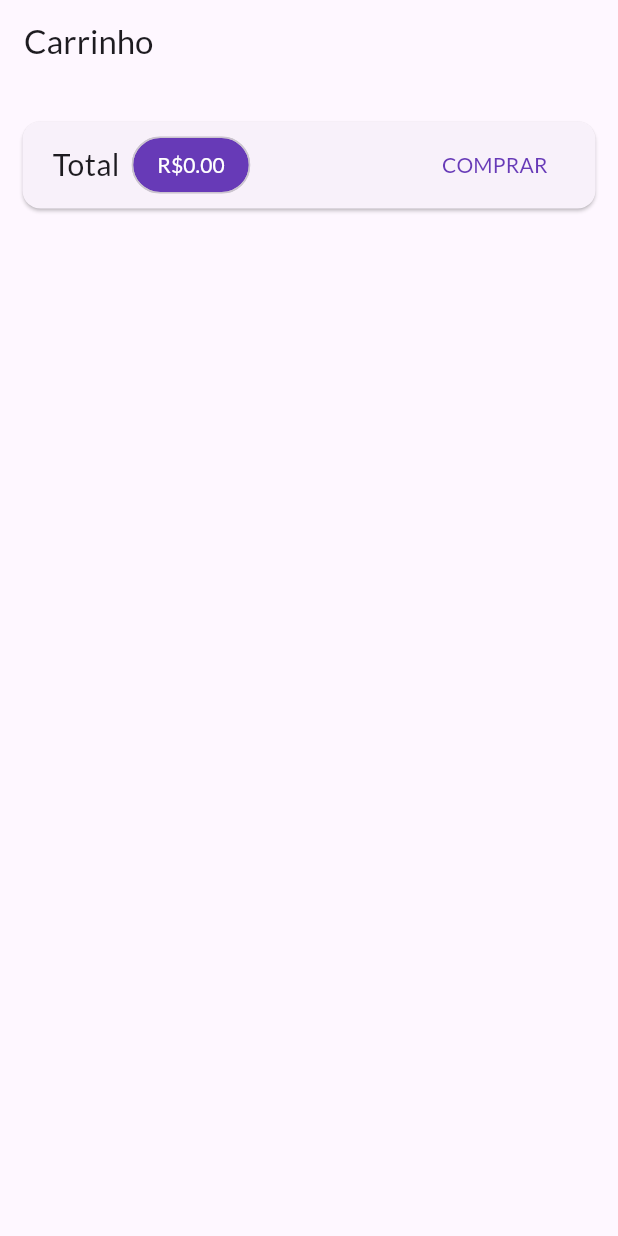
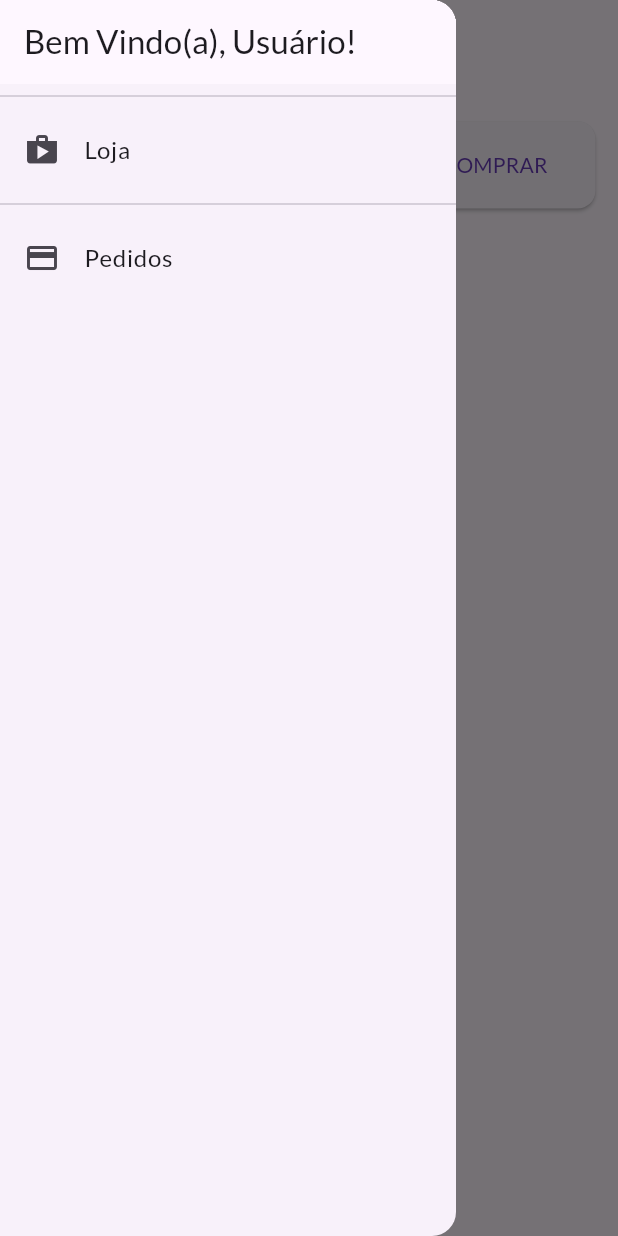
Before and after one commit to Dithan/flutter-shop, a Flutter app: the CartPage screen opened by its route, with the side drawer open (before the commit the screen has no drawer), on a phone screen of 412 x 824 dp. Run offline on Flutter 3.47's test engine with Material 3 defaults, Android fonts, the phone set to English and light mode, and no system bars; our stand-ins replace go_router; network calls fail.

Commit message:
Feat: Nova tela Meus Pedidos

```diff
--- /dev/null
+++ b/lib/components/app_drawer.dart
@@ -0,0 +1,36 @@
+import 'package:flutter/material.dart';
+import 'package:go_router/go_router.dart';
+
+class AppDrawer extends StatelessWidget {
+  const AppDrawer({super.key});
+
+  @override
+  Widget build(BuildContext context) {
+    return Drawer(
+      child: Column(
+        children: [
+          AppBar(
+            title: Text("Bem Vindo(a), Usuário!"),
+            automaticallyImplyLeading: false,
+          ),
+          Divider(),
+          ListTile(
+            leading: Icon(Icons.shop),
+            title: Text("Loja"),
+            onTap: () {
+              context.pushReplacement('/');
+            },
+          ),
+          Divider(),
+          ListTile(
+            leading: Icon(Icons.payment),
+            title: Text("Pedidos"),
+            onTap: () {
+              context.pushReplacement('/orders');
+            },
+          )
+        ],
+      ),
+    );
+  }
+}
--- a/lib/models/order_list.dart
+++ b/lib/models/order_list.dart
@@ -8,7 +8,7 @@ class OrderList with ChangeNotifier {
   List<Order> _items = [];
 
   List<Order> get items {
-    return [...items];
+    return [..._items];
   }
 
   int get itemsCount {
--- a/lib/utils/app_routes.dart
+++ b/lib/utils/app_routes.dart
@@ -1,6 +1,7 @@
 import 'package:go_router/go_router.dart';
 import 'package:shop/models/product.dart';
 import 'package:shop/screens/cart_page.dart';
+import 'package:shop/screens/orders_page.dart';
 import 'package:shop/screens/product_detail_page.dart';
 import 'package:shop/screens/products_overview_page.dart';
 
@@ -21,5 +22,9 @@ final GoRouter appRoutes = GoRouter(routes: [
   GoRoute(
     path: '/cart-page',
     builder: (context, state) => CartPage(),
+  ),
+  GoRoute(
+    path: '/orders',
+    builder: (context, state) => OrdersPage(),
   )
 ]);
```
Also changed, not shown: lib/components/order_widget.dart (added, +70 -0 lines), lib/screens/cart_page.dart (+8 -1 lines), lib/screens/orders_page.dart (added, +24 -0 lines), lib/screens/products_overview_page.dart (+4 -3 lines).
